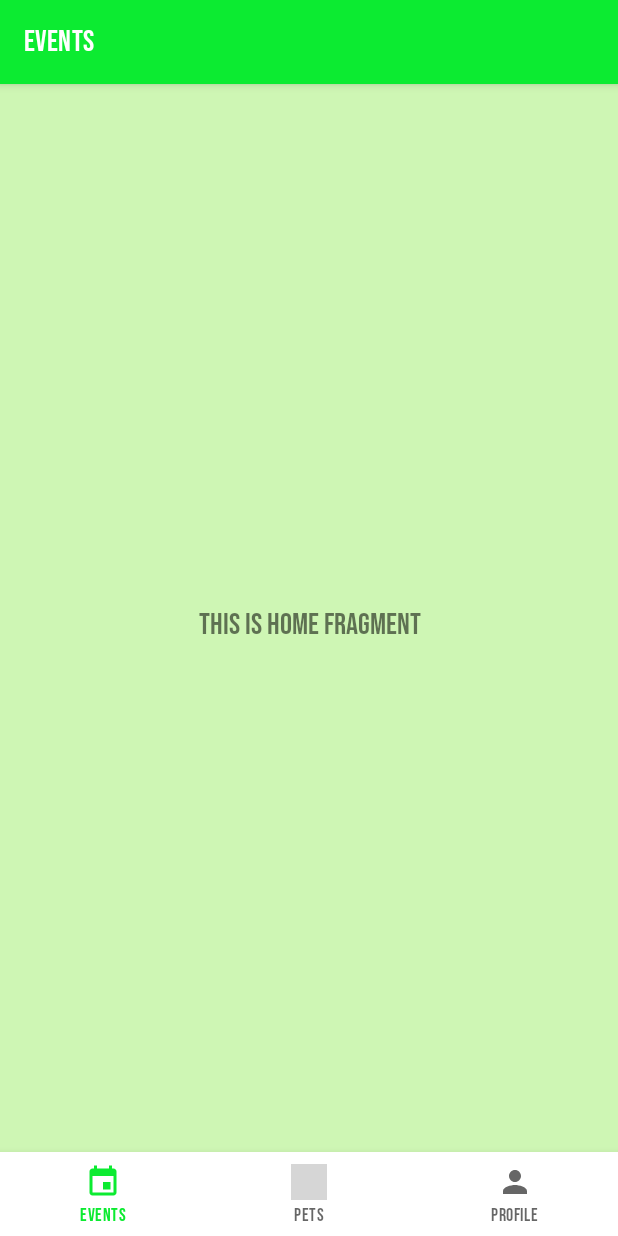
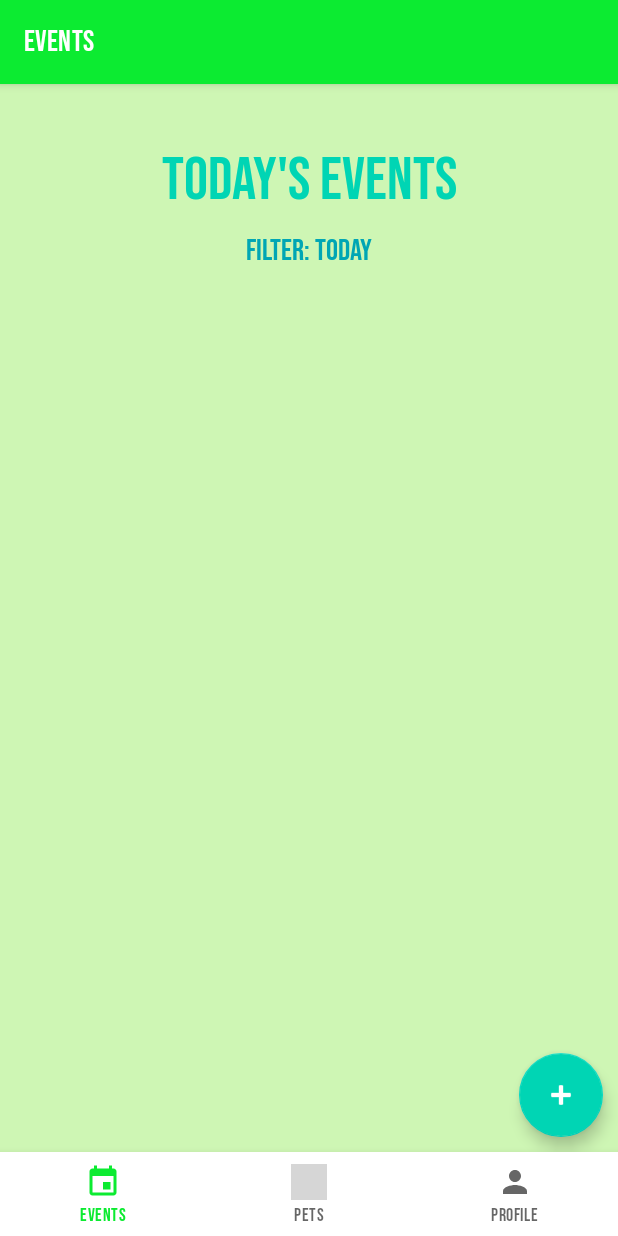
Before and after one commit to kuznicmd-CSSE-483/Leash, an Android app: the screen it shows after launch (MainActivity), on a phone screen of 412 x 824 dp. Run offline under Robolectric (Android 15) with nearby library versions, the phone set to English and light mode, and no system bars; our stand-ins replace navigation-ui; grey boxes are pictures that could not be loaded.

Commit message:
Added: Completed Layout for Events. Created Recycler Item for Events.

```diff
--- a/app/src/main/java/edu/rosehulman/leash/ui/EventsFragment.kt
+++ b/app/src/main/java/edu/rosehulman/leash/ui/EventsFragment.kt
@@ -9,37 +9,20 @@ import androidx.fragment.app.Fragment
 import androidx.lifecycle.Observer
 import androidx.lifecycle.ViewModelProvider
 import edu.rosehulman.leash.databinding.FragmentEventsBinding
+import edu.rosehulman.leash.databinding.FragmentPetsBinding
 import edu.rosehulman.leash.models.EventsViewModel
 
 class EventsFragment : Fragment() {
 
-    private lateinit var eventsViewModel: EventsViewModel
-    private var _binding: FragmentEventsBinding? = null
-
-    // This property is only valid between onCreateView and
-    // onDestroyView.
-    private val binding get() = _binding!!
+    private lateinit var binding: FragmentEventsBinding
 
     override fun onCreateView(
         inflater: LayoutInflater,
         container: ViewGroup?,
         savedInstanceState: Bundle?
     ): View? {
-        eventsViewModel =
-            ViewModelProvider(this).get(EventsViewModel::class.java)
-
-        _binding = FragmentEventsBinding.inflate(inflater, container, false)
-        val root: View = binding.root
-
-        val textView: TextView = binding.textEvents
-        eventsViewModel.text.observe(viewLifecycleOwner, Observer {
-            textView.text = it
-        })
-        return root
+        binding =FragmentEventsBinding.inflate(inflater, container, false)
+        return binding.root
     }
 
-    override fun onDestroyView() {
-        super.onDestroyView()
-        _binding = null
-    }
 }
--- a/app/src/main/res/layout/fragment_events.xml
+++ b/app/src/main/res/layout/fragment_events.xml
@@ -1,23 +1,59 @@
 <?xml version="1.0" encoding="utf-8"?>
-<androidx.constraintlayout.widget.ConstraintLayout xmlns:android="http://schemas.android.com/apk/res/android"
+<RelativeLayout xmlns:android="http://schemas.android.com/apk/res/android"
     xmlns:app="http://schemas.android.com/apk/res-auto"
     xmlns:tools="http://schemas.android.com/tools"
     android:layout_width="match_parent"
     android:layout_height="match_parent"
-    tools:context=".ui.EventsFragment">
+    tools:context=".ui.PetsFragment"
+    android:background="@color/Foxtrot"
+    >
 
     <TextView
-        android:id="@+id/text_events"
+        android:id="@+id/date_textView"
         android:layout_width="match_parent"
         android:layout_height="wrap_content"
         android:layout_marginStart="8dp"
-        android:layout_marginTop="8dp"
+        android:layout_marginTop="40dp"
         android:layout_marginEnd="8dp"
+        android:text="Today's Events"
         android:textAlignment="center"
-        android:textSize="20sp"
-        android:text="This is events Fragment"
-        app:layout_constraintBottom_toBottomOf="parent"
-        app:layout_constraintEnd_toEndOf="parent"
-        app:layout_constraintStart_toStartOf="parent"
-        app:layout_constraintTop_toTopOf="parent" />
-</androidx.constraintlayout.widget.ConstraintLayout>
+        android:textColor="@color/Golf"
+        android:textSize="40sp" />
+
+    <TextView
+        android:id="@+id/filter_textView"
+        android:layout_width="match_parent"
+        android:layout_height="wrap_content"
+        android:layout_marginStart="8dp"
+        android:layout_marginTop="10dp"
+        android:layout_marginEnd="8dp"
+        android:text="Filter: Today"
+        android:textAlignment="center"
+        android:layout_below="@id/date_textView"
+        android:textColor="@color/Hotel"
+        android:textSize="20sp" />
+
+
+    <!-- Recycler for List of Events -->
+<!--        <androidx.recyclerview.widget.RecyclerView-->
+<!--            android:id="@+id/recycler_view"-->
+<!--            android:layout_width="match_parent"-->
+<!--            android:layout_height="match_parent"-->
+<!--            android:layout_below="@id/filter_textView"-->
+<!--            android:layout_marginTop="20dp" />-->
+
+    <!-- Floating Action Button -->
+    <com.google.android.material.floatingactionbutton.FloatingActionButton
+        android:id="@+id/fab"
+        app:tint="@color/white"
+        android:layout_width="wrap_content"
+        android:layout_height="wrap_content"
+        android:layout_alignParentEnd="true"
+        android:layout_alignParentBottom="true"
+        android:layout_marginEnd="10dp"
+        android:layout_marginBottom="10dp"
+        android:backgroundTint="@color/Golf"
+        app:srcCompat="@android:drawable/ic_input_add"
+        tools:ignore="ContentDescription" />
+
+</RelativeLayout>
--- a/app/src/main/res/layout/fragment_pets.xml
+++ b/app/src/main/res/layout/fragment_pets.xml
@@ -93,7 +93,7 @@
         android:layout_alignParentBottom="true"
         android:layout_marginEnd="10dp"
         android:layout_marginBottom="10dp"
-        android:backgroundTint="@color/Hotel"
+        android:backgroundTint="@color/Golf"
         app:srcCompat="@android:drawable/ic_input_add"
         tools:ignore="ContentDescription" />
 
```
Also changed, not shown: app/src/main/res/drawable/ic_baseline_edit_24.xml (added, +10 -0 lines), app/src/main/res/layout/event_item.xml (added, +44 -0 lines), app/src/main/res/layout/pet_item.xml (+8 -5 lines).
